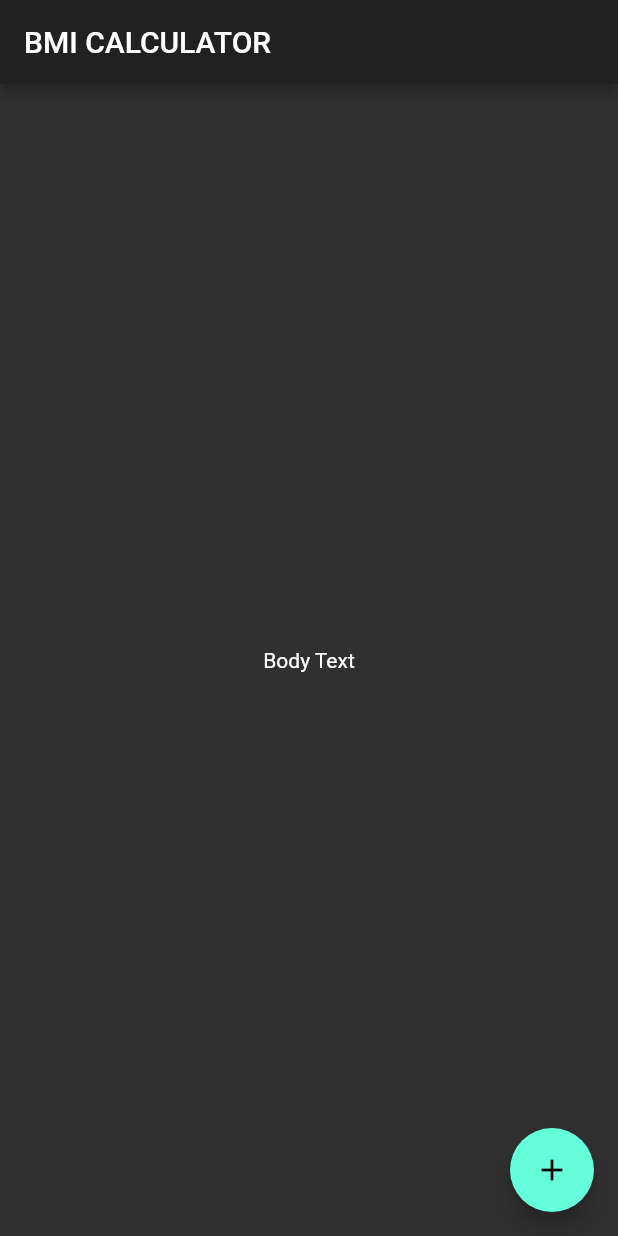
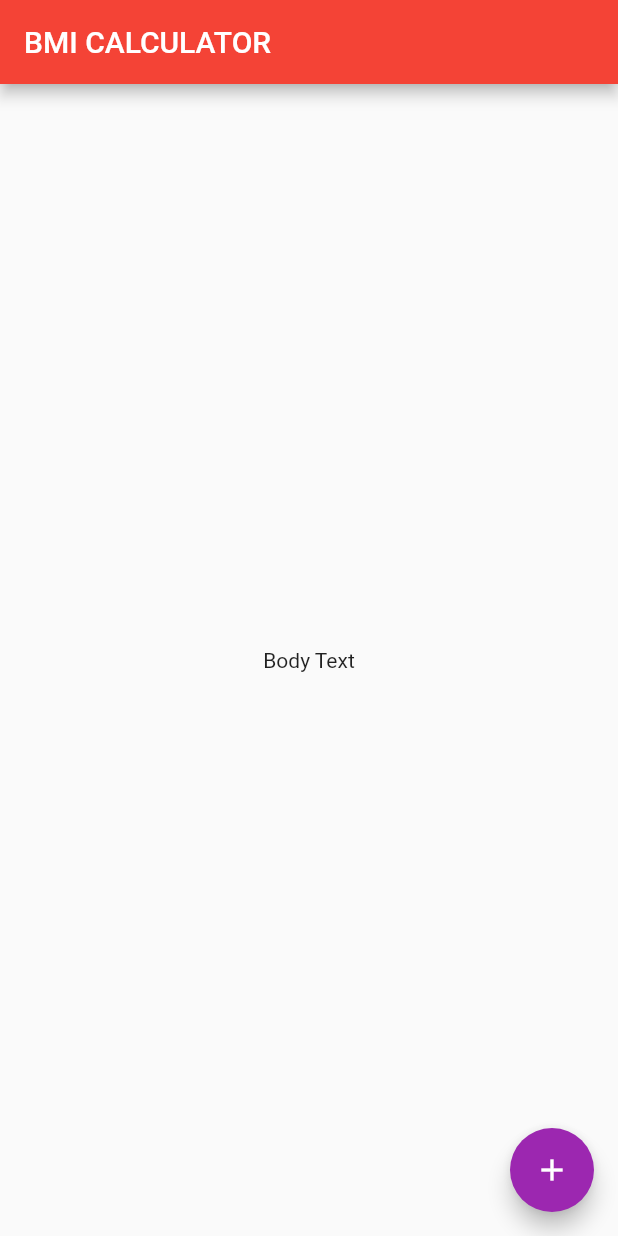
Before and after one commit to n04h/flutter_practice, a Flutter app: the screen it shows after launch, on a phone screen of 412 x 824 dp. Run offline on Flutter 3.47's test engine with Material 2 defaults, Android fonts, the phone set to English and light mode, and no system bars.

Commit message:
✨ それぞれの色を指定する方法

```diff
--- a/lib/main.dart
+++ b/lib/main.dart
@@ -6,7 +6,10 @@ class BMICalculator extends StatelessWidget {
   @override
   Widget build(BuildContext context) {
     return MaterialApp(
-      theme: ThemeData.dark(),
+      theme: ThemeData(
+        primaryColor: Colors.red,
+        accentColor: Colors.purple,
+      ),
       home: InputPage(),
     );
   }
```
